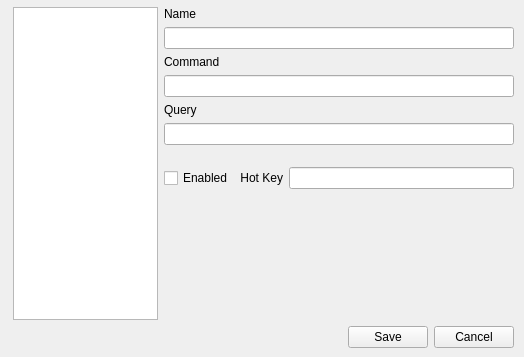
Old version of the form ui/optionsdialog.ui in the repository m-lima/LauncherWin.
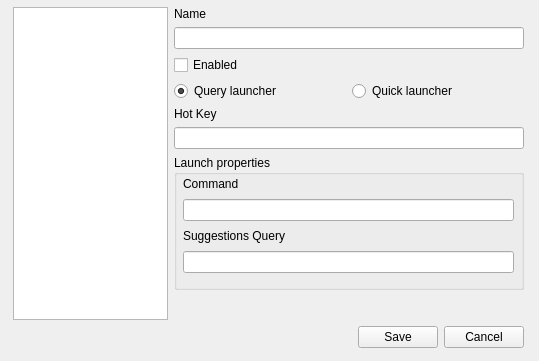
New version of the form. Icons and pictures are not drawn. Custom widgets are drawn as their Qt base class.

The edit to the form file:
```diff
--- a/ui/optionsdialog.ui
+++ b/ui/optionsdialog.ui
@@ -6,8 +6,8 @@
    <rect>
     <x>0</x>
     <y>0</y>
-    <width>524</width>
-    <height>357</height>
+    <width>539</width>
+    <height>361</height>
    </rect>
   </property>
   <property name="sizePolicy">
@@ -42,7 +42,7 @@
     <rect>
      <x>13</x>
      <y>7</y>
-     <width>501</width>
+     <width>511</width>
      <height>341</height>
     </rect>
    </property>
@@ -155,44 +155,6 @@
        <widget class="QLineEdit" name="txtTarget"/>
       </item>
       <item>
-       <widget class="QLabel" name="lblCommand">
-        <property name="text">
-         <string>Command</string>
-        </property>
-       </widget>
-      </item>
-      <item>
-       <widget class="QLineEdit" name="txtCommand"/>
-      </item>
-      <item>
-       <widget class="QLabel" name="lblQuery">
-        <property name="text">
-         <string>Query</string>
-        </property>
-       </widget>
-      </item>
-      <item>
-       <widget class="QLineEdit" name="txtQuery"/>
-      </item>
-      <item>
-       <spacer name="vspHotKey">
-        <property name="orientation">
-         <enum>Qt::Vertical</enum>
-        </property>
-        <property name="sizeType">
-         <enum>QSizePolicy::Fixed</enum>
-        </property>
-        <property name="sizeHint" stdset="0">
-         <size>
-          <width>20</width>
-          <height>16</height>
-         </size>
-        </property>
-       </spacer>
-      </item>
-      <item>
-       <layout class="QHBoxLayout" name="hlyHotKey">
-        <item>
          <widget class="QCheckBox" name="chkEnabled">
           <property name="sizePolicy">
            <sizepolicy hsizetype="Minimum" vsizetype="Preferred">
@@ -205,17 +167,32 @@
           </property>
          </widget>
         </item>
+      <item>
+       <layout class="QHBoxLayout" name="hlyType">
+        <item>
+         <widget class="QRadioButton" name="rdoQuery">
+          <property name="text">
+           <string>Query launcher</string>
+          </property>
+          <property name="checked">
+           <bool>true</bool>
+          </property>
+         </widget>
+        </item>
+        <item>
+         <widget class="QRadioButton" name="rdoQuick">
+          <property name="text">
+           <string>Quick launcher</string>
+          </property>
+         </widget>
+        </item>
+       </layout>
+      </item>
         <item>
          <widget class="QLabel" name="lblHotKey">
-          <property name="layoutDirection">
-           <enum>Qt::LeftToRight</enum>
-          </property>
           <property name="text">
            <string>Hot Key</string>
           </property>
-          <property name="alignment">
-           <set>Qt::AlignRight|Qt::AlignTrailing|Qt::AlignVCenter</set>
-          </property>
          </widget>
         </item>
         <item>
@@ -240,17 +217,66 @@
           </property>
          </widget>
         </item>
-       </layout>
+      <item>
+       <widget class="QGroupBox" name="groupBox">
+        <property name="sizePolicy">
+         <sizepolicy hsizetype="Expanding" vsizetype="Expanding">
+          <horstretch>0</horstretch>
+          <verstretch>0</verstretch>
+         </sizepolicy>
+        </property>
+        <property name="title">
+         <string>Launch properties</string>
+        </property>
+        <property name="checkable">
+         <bool>false</bool>
+        </property>
+        <widget class="QWidget" name="verticalLayoutWidget">
+         <property name="geometry">
+          <rect>
+           <x>9</x>
+           <y>20</y>
+           <width>331</width>
+           <height>98</height>
+          </rect>
+         </property>
+         <layout class="QVBoxLayout" name="verticalLayout">
+          <item>
+           <widget class="QLabel" name="lblCommand">
+            <property name="text">
+             <string>Command</string>
+            </property>
+           </widget>
+          </item>
+          <item>
+           <widget class="QLineEdit" name="txtCommand"/>
+          </item>
+          <item>
+           <widget class="QLabel" name="lblQuery">
+            <property name="text">
+             <string>Suggestions Query</string>
+            </property>
+           </widget>
+          </item>
+          <item>
+           <widget class="QLineEdit" name="txtQuery"/>
+          </item>
+         </layout>
+        </widget>
+       </widget>
       </item>
       <item>
        <spacer name="vspMainBlank">
         <property name="orientation">
          <enum>Qt::Vertical</enum>
         </property>
+        <property name="sizeType">
+         <enum>QSizePolicy::Fixed</enum>
+        </property>
         <property name="sizeHint" stdset="0">
          <size>
           <width>20</width>
-          <height>40</height>
+          <height>10</height>
          </size>
         </property>
        </spacer>
```
Left out of the diff: 17 changed lines with no effect on the pictures. Lines whose indentation alone changed are shown as unchanged.
